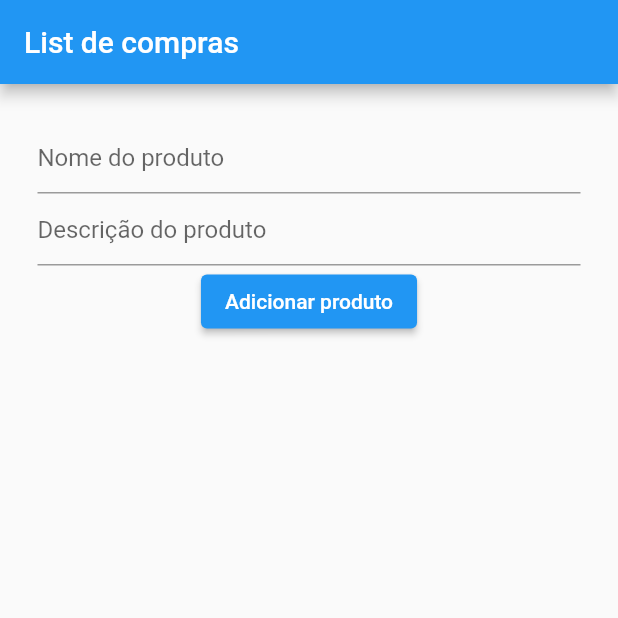
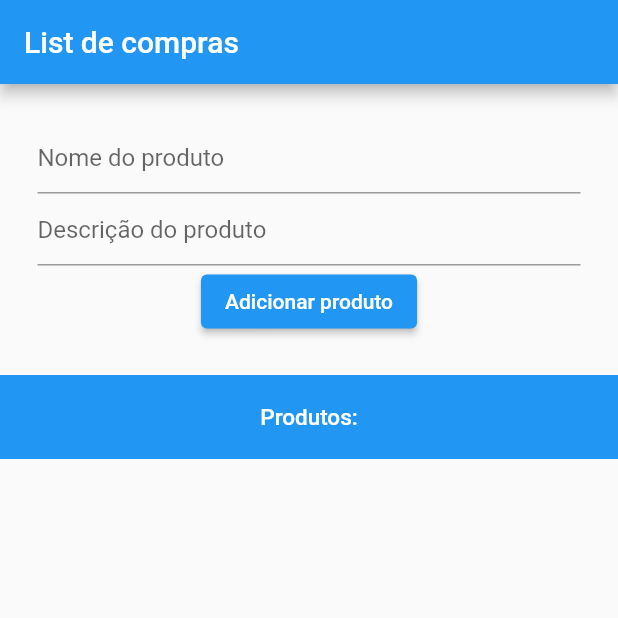
Before and after one commit to natan-alex/flutter, a Flutter app: the screen it shows after launch, after a tap on "Adicionar produto", on a phone screen of 412 x 824 dp, the top half of it. Run offline on Flutter 3.47's test engine with Material 2 defaults, Android fonts, the phone set to English and light mode, and no system bars; our stand-ins replace flutter_mobx, mobx, sqflite; accounts and stored records are empty; generated files the repository leaves out were written again.

Commit message:
add products app bar before the list of products

```diff
--- a/shopping_list/lib/views/product_list_view.dart
+++ b/shopping_list/lib/views/product_list_view.dart
@@ -13,15 +13,31 @@ class _ProductListViewState extends State<ProductListView> {
   Widget build(BuildContext context) {
     var controller = Provider.of<ProductController>(context);
 
-    return Observer(
-        builder: (_) => Expanded(
-            child: ListView.builder(
-                shrinkWrap: true,
-                itemCount: controller.products.length,
-                itemBuilder: (_, index) {
-                  return ListTile(
-                    title: Text(controller.products[index].name),
-                  );
-                })));
+    return Column(children: [
+      PreferredSize(
+          preferredSize: const Size.fromHeight(2),
+          child: AppBar(
+            title: const Text(
+              "Produtos:",
+              style: TextStyle(fontSize: 15),
+            ),
+            centerTitle: true,
+            elevation: 0.0,
+          )),
+      Observer(
+          builder: (_) => controller.products.isNotEmpty
+              ? ListView.builder(
+                  shrinkWrap: true,
+                  itemCount: controller.products.length,
+                  itemBuilder: (_, index) {
+                    final currentItem = controller.products[index];
+
+                    return ListTile(
+                      title: Text(currentItem.name),
+                      subtitle: Text(currentItem.description),
+                    );
+                  })
+              : const Text('Não há nenhum produto para ser exibido'))
+    ]);
   }
 }
```
